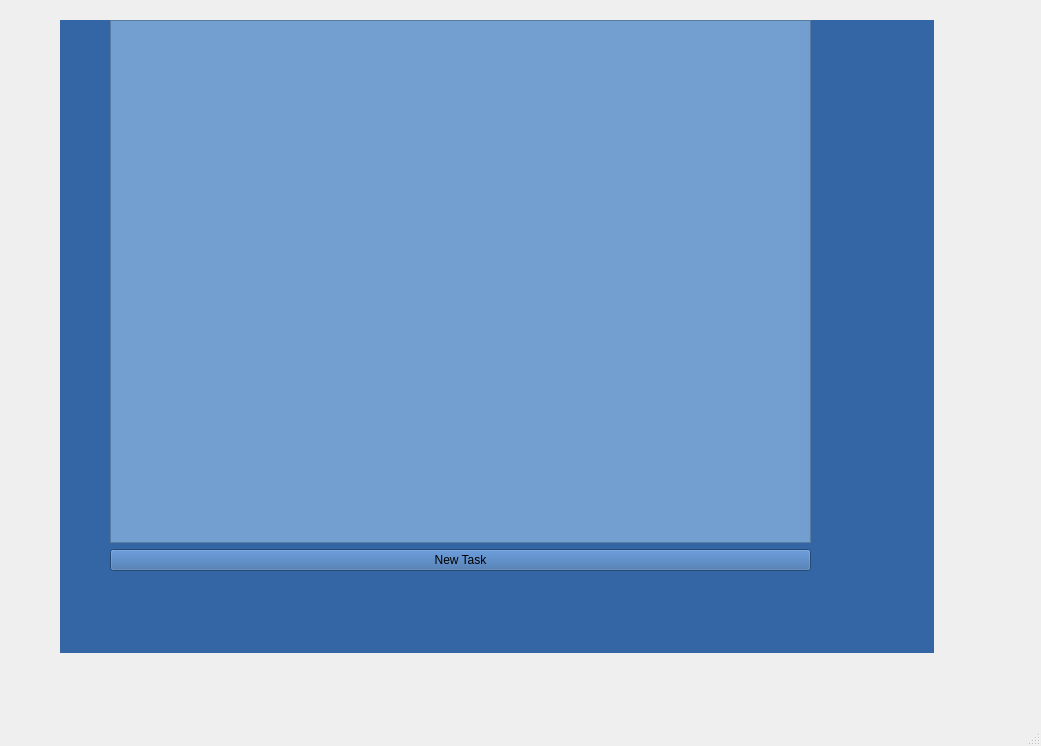
Qt form Task-Manager/mainwindow.ui (SergiPonsa/QT-APP-Facerias-Ponsa) before a commit.
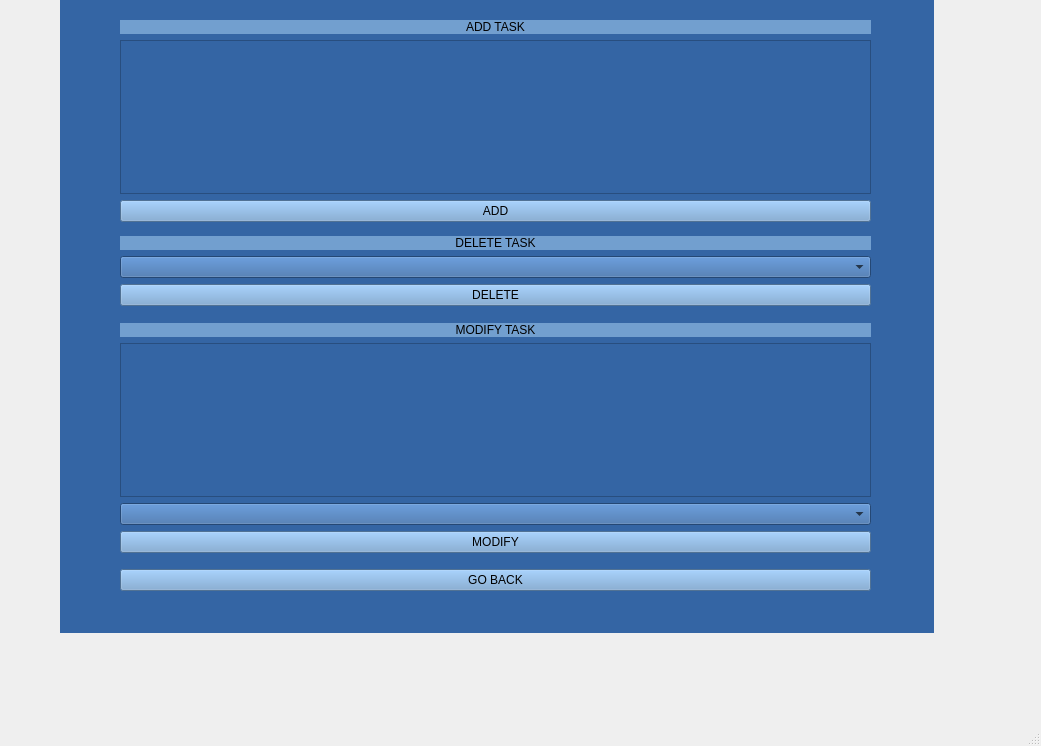
The same form after that commit. The open tabs and pages were chosen to show the change.

Diff of the .ui file:
```diff
--- a/Task-Manager/mainwindow.ui
+++ b/Task-Manager/mainwindow.ui
@@ -18,7 +18,7 @@
     <property name="geometry">
      <rect>
       <x>60</x>
-      <y>20</y>
+      <y>0</y>
       <width>874</width>
       <height>633</height>
      </rect>
@@ -30,89 +30,59 @@
      <string notr="true">background-color: rgb(52, 101, 164);</string>
     </property>
     <property name="currentIndex">
-     <number>0</number>
+     <number>1</number>
     </property>
-    <widget class="QWidget" name="page_1">
-     <property name="windowTitle">
-      <string>MainWindow</string>
-     </property>
-     <property name="styleSheet">
-      <string notr="true">background-color: rgb(52, 101, 164);</string>
-     </property>
+    <widget class="QWidget" name="page_plan">
+     <widget class="QWidget" name="layoutWidget_2">
       <property name="geometry">
        <rect>
-        <x>0</x>
-        <y>0</y>
-        <width>801</width>
-        <height>551</height>
-       </rect>
-      </property>
-      <widget class="QWidget" name="layoutWidget">
-       <property name="geometry">
-        <rect>
-         <x>50</x>
-         <y>0</y>
+        <x>70</x>
+        <y>40</y>
          <width>701</width>
          <height>551</height>
         </rect>
        </property>
-       <layout class="QVBoxLayout" name="verticalLayout">
+      <layout class="QVBoxLayout" name="_2">
+       <property name="sizeConstraint">
+        <enum>QLayout::SetDefaultConstraint</enum>
+       </property>
         <item>
-         <widget class="QListWidget" name="listWidget">
+        <widget class="QListWidget" name="listWidget_NewTask">
           <property name="styleSheet">
            <string notr="true">background-color: rgb(114, 159, 207);</string>
           </property>
          </widget>
         </item>
         <item>
-         <widget class="QPushButton" name="pushButton">
+        <widget class="QPushButton" name="NewPlan_Button">
           <property name="text">
-           <string>New Task</string>
+          <string>New Plan</string>
           </property>
          </widget>
         </item>
        </layout>
       </widget>
-     <widget class="QMenuBar" name="menubar">
-      <property name="geometry">
-       <rect>
-        <x>0</x>
-        <y>0</y>
-        <width>800</width>
-        <height>22</height>
-       </rect>
-      </property>
-     </widget>
-     <widget class="QStatusBar" name="statusbar">
+    </widget>
+    <widget class="QWidget" name="widget">
+     <widget class="QWidget" name="layoutWidget_3">
       <property name="geometry">
        <rect>
-        <x>0</x>
-        <y>0</y>
-        <width>3</width>
-        <height>20</height>
+        <x>310</x>
+        <y>150</y>
+        <width>258</width>
+        <height>312</height>
        </rect>
       </property>
-     </widget>
-    </widget>
-    <widget class="QWidget" name="page_2">
-     <property name="styleSheet">
-      <string notr="true">background-color: rgb(52, 101, 164);</string>
-     </property>
-     <layout class="QVBoxLayout" name="verticalLayout_2">
+      <layout class="QVBoxLayout" name="verticalLayoutSetPlan">
       <item>
-       <layout class="QVBoxLayout" name="verticalLayout">
-        <item>
-         <widget class="QLabel" name="label">
+        <widget class="QTextEdit" name="PlanName_textEdit">
           <property name="styleSheet">
            <string notr="true">background-color: rgb(114, 159, 207);</string>
           </property>
-          <property name="text">
-           <string>Name</string>
-          </property>
          </widget>
         </item>
         <item>
-         <widget class="QTextEdit" name="textEdit">
+        <widget class="QTextEdit" name="PlanDescription_textEdit">
           <property name="styleSheet">
            <string notr="true">background-color: rgb(114, 159, 207);</string>
           </property>
@@ -128,10 +98,10 @@
         <item>
          <layout class="QHBoxLayout" name="horizontalLayout">
           <item>
-           <widget class="QComboBox" name="comboBox"/>
+          <widget class="QComboBox" name="Periocity_comboBox"/>
           </item>
           <item>
-           <widget class="QCheckBox" name="checkBox">
+          <widget class="QCheckBox" name="Repeat_checkBox">
             <property name="styleSheet">
              <string notr="true">background-color: rgb(114, 159, 207);</string>
             </property>
@@ -143,37 +113,28 @@
          </layout>
         </item>
         <item>
-         <widget class="QPushButton" name="pushButton">
+        <widget class="QPushButton" name="SetPlan_Button">
           <property name="text">
            <string>Set</string>
           </property>
          </widget>
         </item>
        </layout>
-      </item>
-     </layout>
-    </widget>
-    <widget class="QWidget" name="page_3">
+     </widget>
+    </widget>
+    <widget class="QWidget" name="widget_2">
      <property name="windowTitle">
       <string>MainWindow</string>
      </property>
      <property name="styleSheet">
       <string notr="true">background-color: rgb(52, 101, 164);</string>
      </property>
-      <property name="geometry">
-       <rect>
-        <x>0</x>
-        <y>0</y>
-        <width>336</width>
-        <height>501</height>
-       </rect>
-      </property>
-      <widget class="QLabel" name="label">
+     <widget class="QLabel" name="PlanName_label">
        <property name="geometry">
         <rect>
          <x>40</x>
          <y>10</y>
-         <width>171</width>
+        <width>791</width>
          <height>41</height>
         </rect>
        </property>
@@ -183,18 +144,18 @@
 </string>
        </property>
        <property name="text">
-        <string>Name of the task</string>
+       <string>Name of the Plan</string>
        </property>
        <property name="alignment">
         <set>Qt::AlignCenter</set>
        </property>
       </widget>
-      <widget class="QListWidget" name="listWidget">
+     <widget class="QListWidget" name="Task_listWidget">
        <property name="geometry">
         <rect>
          <x>40</x>
          <y>80</y>
-         <width>256</width>
+        <width>791</width>
          <height>192</height>
         </rect>
        </property>
@@ -207,55 +168,55 @@
       <widget class="QWidget" name="layoutWidget">
        <property name="geometry">
         <rect>
-         <x>100</x>
+        <x>370</x>
          <y>310</y>
-         <width>111</width>
+        <width>146</width>
          <height>181</height>
         </rect>
        </property>
-       <layout class="QVBoxLayout" name="verticalLayout_2">
+      <layout class="QVBoxLayout" name="verticalLayoutSeeTask">
         <item>
-         <layout class="QVBoxLayout" name="verticalLayout">
+        <layout class="QVBoxLayout" name="_3">
           <item>
-           <widget class="QPushButton" name="pushButton_2">
+          <widget class="QPushButton" name="Edit_Button">
             <property name="styleSheet">
              <string notr="true">background-color: rgb(114 ,159, 207);
 font: 14pt &quot;MS Shell Dlg 2&quot;;
 </string>
             </property>
             <property name="text">
-             <string>PushButton</string>
+            <string>Edit</string>
             </property>
            </widget>
           </item>
           <item>
-           <widget class="QPushButton" name="pushButton_4">
+          <widget class="QPushButton" name="Delete_Button">
             <property name="styleSheet">
              <string notr="true">background-color: rgb(114 ,159, 207);
 font: 14pt &quot;MS Shell Dlg 2&quot;;
 </string>
             </property>
             <property name="text">
-             <string>PushButton</string>
+            <string>Delete</string>
             </property>
            </widget>
           </item>
           <item>
-           <widget class="QPushButton" name="pushButton_5">
+          <widget class="QPushButton" name="TaskManager_Button">
             <property name="styleSheet">
              <string notr="true">background-color: rgb(114 ,159, 207);
 font: 14pt &quot;MS Shell Dlg 2&quot;;
 </string>
             </property>
             <property name="text">
-             <string>PushButton</string>
+            <string>Task Manager</string>
             </property>
            </widget>
           </item>
          </layout>
         </item>
         <item>
-         <widget class="QRadioButton" name="radioButton">
+        <widget class="QRadioButton" name="Enabled_radioButton">
           <property name="styleSheet">
            <string notr="true">background-color: rgb(114 ,159, 207);
 font: 14pt &quot;MS Shell Dlg 2&quot;;
@@ -266,53 +227,40 @@
           </property>
          </widget>
         </item>
-       </layout>
-      </widget>
-     <widget class="QMenuBar" name="menubar">
-      <property name="geometry">
-       <rect>
-        <x>0</x>
-        <y>0</y>
-        <width>874</width>
-        <height>21</height>
-       </rect>
-      </property>
-     </widget>
-     <widget class="QStatusBar" name="statusbar">
-      <property name="geometry">
-       <rect>
-        <x>0</x>
-        <y>0</y>
-        <width>3</width>
-        <height>20</height>
-       </rect>
-      </property>
-     </widget>
-    </widget>
-    <widget class="QWidget" name="page_5">
+       <item>
+        <widget class="QPushButton" name="Back2Plan_Button">
+         <property name="styleSheet">
+          <string notr="true">background-color: rgb(114 ,159, 207);
+font: 14pt &quot;MS Shell Dlg 2&quot;;
+</string>
+         </property>
+         <property name="text">
+          <string>Go Back</string>
+         </property>
+        </widget>
+       </item>
+      </layout>
+     </widget>
+    </widget>
+    <widget class="QWidget" name="page_ManageTask">
      <property name="windowTitle">
       <string>MainWindow</string>
      </property>
      <property name="styleSheet">
       <string notr="true">background-color: rgb(52, 101, 164);</string>
      </property>
+     <widget class="QWidget" name="layoutWidget">
       <property name="geometry">
        <rect>
-        <x>0</x>
-        <y>0</y>
-        <width>821</width>
-        <height>581</height>
+        <x>60</x>
+        <y>20</y>
+        <width>751</width>
+        <height>571</height>
        </rect>
       </property>
-      <widget class="QLabel" name="label">
-       <property name="geometry">
-        <rect>
-         <x>50</x>
-         <y>50</y>
-         <width>331</width>
-         <height>21</height>
-        </rect>
-       </property>
+      <layout class="QVBoxLayout" name="_4">
+       <item>
+        <widget class="QLabel" name="AddTask_label">
        <property name="styleSheet">
         <string notr="true">background-color: rgb(114 ,159, 207);
 font: 14pt &quot;MS Shell Dlg 2&quot;;
@@ -325,25 +273,12 @@
         <set>Qt::AlignCenter</set>
        </property>
       </widget>
-      <widget class="QTextEdit" name="textEdit">
-       <property name="geometry">
-        <rect>
-         <x>50</x>
-         <y>80</y>
-         <width>331</width>
-         <height>101</height>
-        </rect>
-       </property>
-      </widget>
-      <widget class="QPushButton" name="pushButton">
-       <property name="geometry">
-        <rect>
-         <x>270</x>
-         <y>190</y>
-         <width>111</width>
-         <height>31</height>
-        </rect>
-       </property>
+       </item>
+       <item>
+        <widget class="QTextEdit" name="NameNewTask_textEdit"/>
+       </item>
+       <item>
+        <widget class="QPushButton" name="AddTask_Button">
        <property name="styleSheet">
         <string notr="true">background-color: rgb(114 ,159, 207);
 font: 14pt &quot;MS Shell Dlg 2&quot;;
@@ -353,74 +288,61 @@
         <string>ADD</string>
        </property>
       </widget>
-      <widget class="QLabel" name="label_2">
-       <property name="geometry">
-        <rect>
-         <x>40</x>
-         <y>340</y>
-         <width>341</width>
-         <height>21</height>
-        </rect>
-       </property>
-       <property name="styleSheet">
-        <string notr="true">background-color: rgb(114 ,159, 207);
-font: 14pt &quot;MS Shell Dlg 2&quot;;
-</string>
-       </property>
-       <property name="text">
-        <string>MODIFY TASK</string>
-       </property>
-       <property name="alignment">
-        <set>Qt::AlignCenter</set>
-       </property>
-      </widget>
-      <widget class="QPushButton" name="pushButton_2">
-       <property name="geometry">
-        <rect>
-         <x>260</x>
-         <y>500</y>
-         <width>111</width>
-         <height>31</height>
-        </rect>
-       </property>
-       <property name="styleSheet">
-        <string notr="true">background-color: rgb(114 ,159, 207);
-font: 14pt &quot;MS Shell Dlg 2&quot;;
-</string>
-       </property>
-       <property name="text">
-        <string>MODIFY</string>
-       </property>
-      </widget>
-      <widget class="QTextEdit" name="textEdit_2">
-       <property name="geometry">
-        <rect>
-         <x>200</x>
-         <y>380</y>
-         <width>171</width>
-         <height>101</height>
-        </rect>
-       </property>
-      </widget>
-      <widget class="QComboBox" name="comboBox">
-       <property name="geometry">
-        <rect>
-         <x>50</x>
-         <y>410</y>
-         <width>131</width>
-         <height>31</height>
-        </rect>
-       </property>
-      </widget>
-      <widget class="QLabel" name="label_3">
-       <property name="geometry">
-        <rect>
-         <x>440</x>
-         <y>240</y>
-         <width>341</width>
-         <height>21</height>
-        </rect>
-       </property>
+       </item>
+       <item>
+        <spacer name="verticalSpacer_2">
+         <property name="orientation">
+          <enum>Qt::Vertical</enum>
+         </property>
+         <property name="sizeHint" stdset="0">
+          <size>
+           <width>20</width>
+           <height>40</height>
+          </size>
+         </property>
+        </spacer>
+       </item>
+       <item>
+        <spacer name="verticalSpacer_6">
+         <property name="orientation">
+          <enum>Qt::Vertical</enum>
+         </property>
+         <property name="sizeHint" stdset="0">
+          <size>
+           <width>20</width>
+           <height>40</height>
+          </size>
+         </property>
+        </spacer>
+       </item>
+       <item>
+        <spacer name="verticalSpacer_5">
+         <property name="orientation">
+          <enum>Qt::Vertical</enum>
+         </property>
+         <property name="sizeHint" stdset="0">
+          <size>
+           <width>20</width>
+           <height>40</height>
+          </size>
+         </property>
+        </spacer>
+       </item>
+       <item>
+        <spacer name="verticalSpacer">
+         <property name="orientation">
+          <enum>Qt::Vertical</enum>
+         </property>
+         <property name="sizeHint" stdset="0">
+          <size>
+           <width>20</width>
+           <height>40</height>
+          </size>
+         </property>
+        </spacer>
+       </item>
+       <item>
+        <widget class="QLabel" name="DeleteTask_label">
        <property name="styleSheet">
         <string notr="true">background-color: rgb(114 ,159, 207);
 font: 14pt &quot;MS Shell Dlg 2&quot;;
@@ -433,15 +355,12 @@
         <set>Qt::AlignCenter</set>
        </property>
       </widget>
-      <widget class="QPushButton" name="pushButton_3">
-       <property name="geometry">
-        <rect>
-         <x>680</x>
-         <y>330</y>
-         <width>101</width>
-         <height>31</height>
-        </rect>
-       </property>
+       </item>
+       <item>
+        <widget class="QComboBox" name="TaskModify_ComboBox"/>
+       </item>
+       <item>
+        <widget class="QPushButton" name="DeleteTask_Button">
        <property name="styleSheet">
         <string notr="true">background-color: rgb(114 ,159, 207);
 	font: 14pt &quot;MS Shell Dlg 2&quot;;
@@ -451,35 +370,196 @@
         <string>DELETE</string>
        </property>
       </widget>
-      <widget class="QComboBox" name="comboBox_2">
-       <property name="geometry">
-        <rect>
-         <x>440</x>
-         <y>280</y>
-         <width>231</width>
-         <height>31</height>
-        </rect>
-       </property>
-      </widget>
-     <widget class="QMenuBar" name="menubar">
-      <property name="geometry">
-       <rect>
-        <x>0</x>
-        <y>0</y>
-        <width>874</width>
-        <height>21</height>
-       </rect>
-      </property>
-     </widget>
-     <widget class="QStatusBar" name="statusbar">
-      <property name="geometry">
-       <rect>
-        <x>0</x>
-        <y>0</y>
-        <width>3</width>
-        <height>20</height>
-       </rect>
-      </property>
+       </item>
+       <item>
+        <spacer name="verticalSpacer_8">
+         <property name="orientation">
+          <enum>Qt::Vertical</enum>
+         </property>
+         <property name="sizeHint" stdset="0">
+          <size>
+           <width>20</width>
+           <height>40</height>
+          </size>
+         </property>
+        </spacer>
+       </item>
+       <item>
+        <spacer name="verticalSpacer_9">
+         <property name="orientation">
+          <enum>Qt::Vertical</enum>
+         </property>
+         <property name="sizeHint" stdset="0">
+          <size>
+           <width>20</width>
+           <height>40</height>
+          </size>
+         </property>
+        </spacer>
+       </item>
+       <item>
+        <spacer name="verticalSpacer_10">
+         <property name="orientation">
+          <enum>Qt::Vertical</enum>
+         </property>
+         <property name="sizeHint" stdset="0">
+          <size>
+           <width>20</width>
+           <height>40</height>
+          </size>
+         </property>
+        </spacer>
+       </item>
+       <item>
+        <spacer name="verticalSpacer_7">
+         <property name="orientation">
+          <enum>Qt::Vertical</enum>
+         </property>
+         <property name="sizeHint" stdset="0">
+          <size>
+           <width>20</width>
+           <height>40</height>
+          </size>
+         </property>
+        </spacer>
+       </item>
+       <item>
+        <spacer name="verticalSpacer_3">
+         <property name="orientation">
+          <enum>Qt::Vertical</enum>
+         </property>
+         <property name="sizeHint" stdset="0">
+          <size>
+           <width>20</width>
+           <height>40</height>
+          </size>
+         </property>
+        </spacer>
+       </item>
+       <item>
+        <spacer name="verticalSpacer_4">
+         <property name="orientation">
+          <enum>Qt::Vertical</enum>
+         </property>
+         <property name="sizeHint" stdset="0">
+          <size>
+           <width>20</width>
+           <height>40</height>
+          </size>
+         </property>
+        </spacer>
+       </item>
+       <item>
+        <widget class="QLabel" name="ModifyTask_label">
+         <property name="styleSheet">
+          <string notr="true">background-color: rgb(114 ,159, 207);
+font: 14pt &quot;MS Shell Dlg 2&quot;;
+</string>
+         </property>
+         <property name="text">
+          <string>MODIFY TASK</string>
+         </property>
+         <property name="alignment">
+          <set>Qt::AlignCenter</set>
+         </property>
+        </widget>
+       </item>
+       <item>
+        <widget class="QTextEdit" name="ModifyTask_textEdit"/>
+       </item>
+       <item>
+        <widget class="QComboBox" name="TaskDelete_comboBox"/>
+       </item>
+       <item>
+        <widget class="QPushButton" name="ModifyTask_Button">
+         <property name="styleSheet">
+          <string notr="true">background-color: rgb(114 ,159, 207);
+font: 14pt &quot;MS Shell Dlg 2&quot;;
+</string>
+         </property>
+         <property name="text">
+          <string>MODIFY</string>
+         </property>
+        </widget>
+       </item>
+       <item>
+        <spacer name="verticalSpacer_15">
+         <property name="orientation">
+          <enum>Qt::Vertical</enum>
+         </property>
+         <property name="sizeHint" stdset="0">
+          <size>
+           <width>20</width>
+           <height>40</height>
+          </size>
+         </property>
+        </spacer>
+       </item>
+       <item>
+        <spacer name="verticalSpacer_13">
+         <property name="orientation">
+          <enum>Qt::Vertical</enum>
+         </property>
+         <property name="sizeHint" stdset="0">
+          <size>
+           <width>20</width>
+           <height>40</height>
+          </size>
+         </property>
+        </spacer>
+       </item>
+       <item>
+        <spacer name="verticalSpacer_14">
+         <property name="orientation">
+          <enum>Qt::Vertical</enum>
+         </property>
+         <property name="sizeHint" stdset="0">
+          <size>
+           <width>20</width>
+           <height>40</height>
+          </size>
+         </property>
+        </spacer>
+       </item>
+       <item>
+        <spacer name="verticalSpacer_12">
+         <property name="orientation">
+          <enum>Qt::Vertical</enum>
+         </property>
+         <property name="sizeHint" stdset="0">
+          <size>
+           <width>20</width>
+           <height>40</height>
+          </size>
+         </property>
+        </spacer>
+       </item>
+       <item>
+        <spacer name="verticalSpacer_11">
+         <property name="orientation">
+          <enum>Qt::Vertical</enum>
+         </property>
+         <property name="sizeHint" stdset="0">
+          <size>
+           <width>20</width>
+           <height>40</height>
+          </size>
+         </property>
+        </spacer>
+       </item>
+       <item>
+        <widget class="QPushButton" name="BACKTASK_Button">
+         <property name="styleSheet">
+          <string notr="true">background-color: rgb(114 ,159, 207);
+font: 14pt &quot;MS Shell Dlg 2&quot;;
+</string>
+         </property>
+         <property name="text">
+          <string>GO BACK</string>
+         </property>
+        </widget>
+       </item>
+      </layout>
      </widget>
     </widget>
    </widget>
@@ -490,7 +570,7 @@
      <x>0</x>
      <y>0</y>
      <width>1041</width>
-     <height>21</height>
+     <height>22</height>
     </rect>
    </property>
   </widget>
```
Lines whose indentation alone changed are shown as unchanged.
